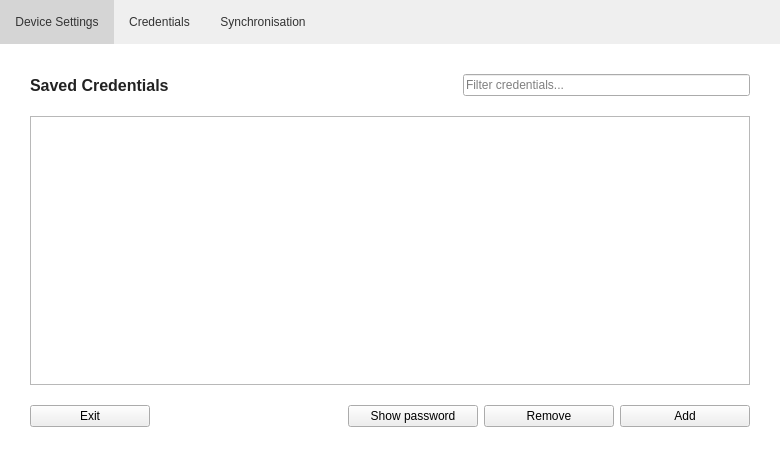
This is src/MainWindow.ui in mooltipass/moolticute as Qt 5 draws it before an edit. The edited form follows.
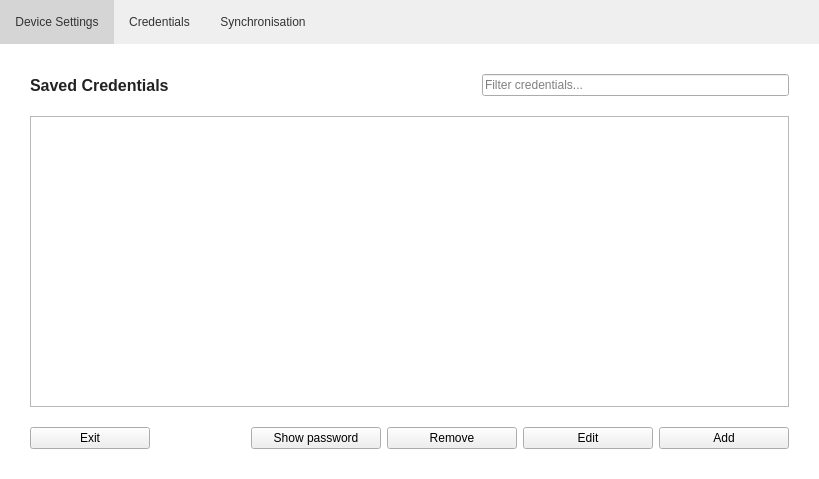
This is the edited form. Icons and pictures are not drawn. Custom widgets are drawn as their Qt base class.

The edit to the form file:
```diff
--- a/src/MainWindow.ui
+++ b/src/MainWindow.ui
@@ -6,8 +6,8 @@
    <rect>
     <x>0</x>
     <y>0</y>
-    <width>780</width>
-    <height>457</height>
+    <width>819</width>
+    <height>479</height>
    </rect>
   </property>
   <property name="windowTitle">
@@ -1048,6 +1048,19 @@
             </property>
            </widget>
           </item>
+          <item>
+           <widget class="QPushButton" name="pushButtonCredEdit">
+            <property name="minimumSize">
+             <size>
+              <width>130</width>
+              <height>0</height>
+             </size>
+            </property>
+            <property name="text">
+             <string>Edit</string>
+            </property>
+           </widget>
+          </item>
           <item>
            <widget class="QPushButton" name="pushButtonCredAdd">
             <property name="minimumSize">
```
